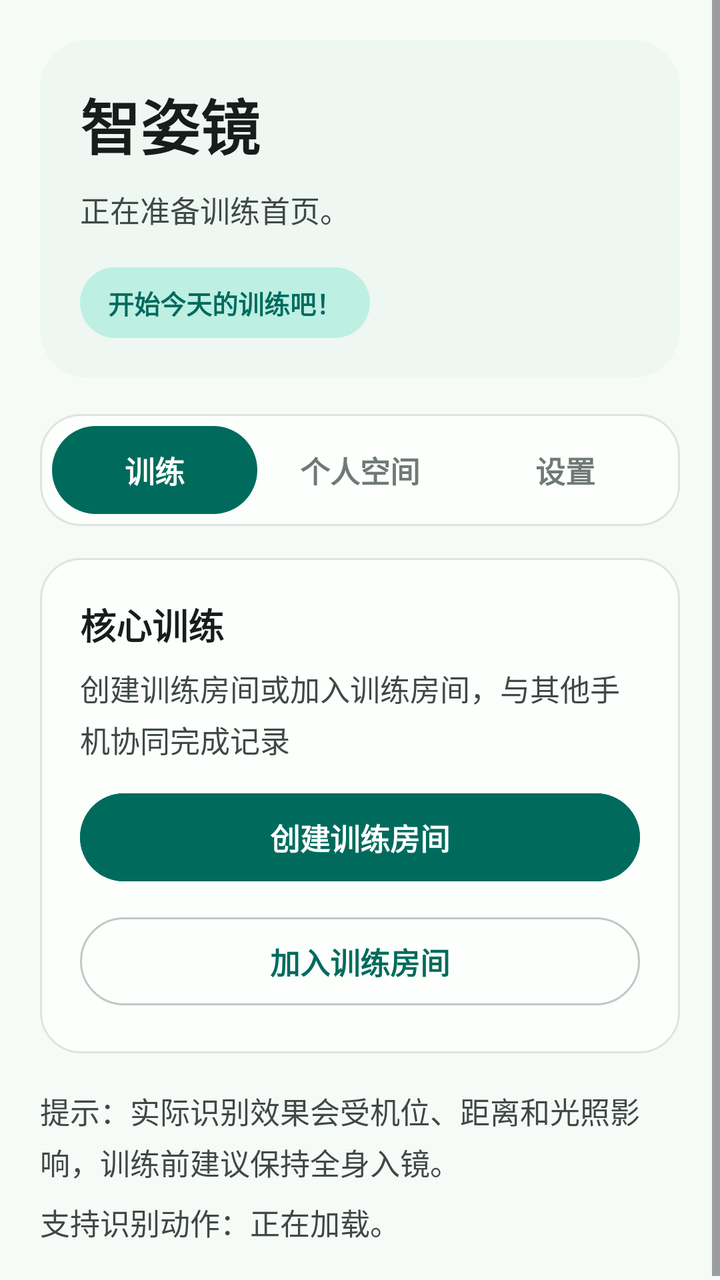
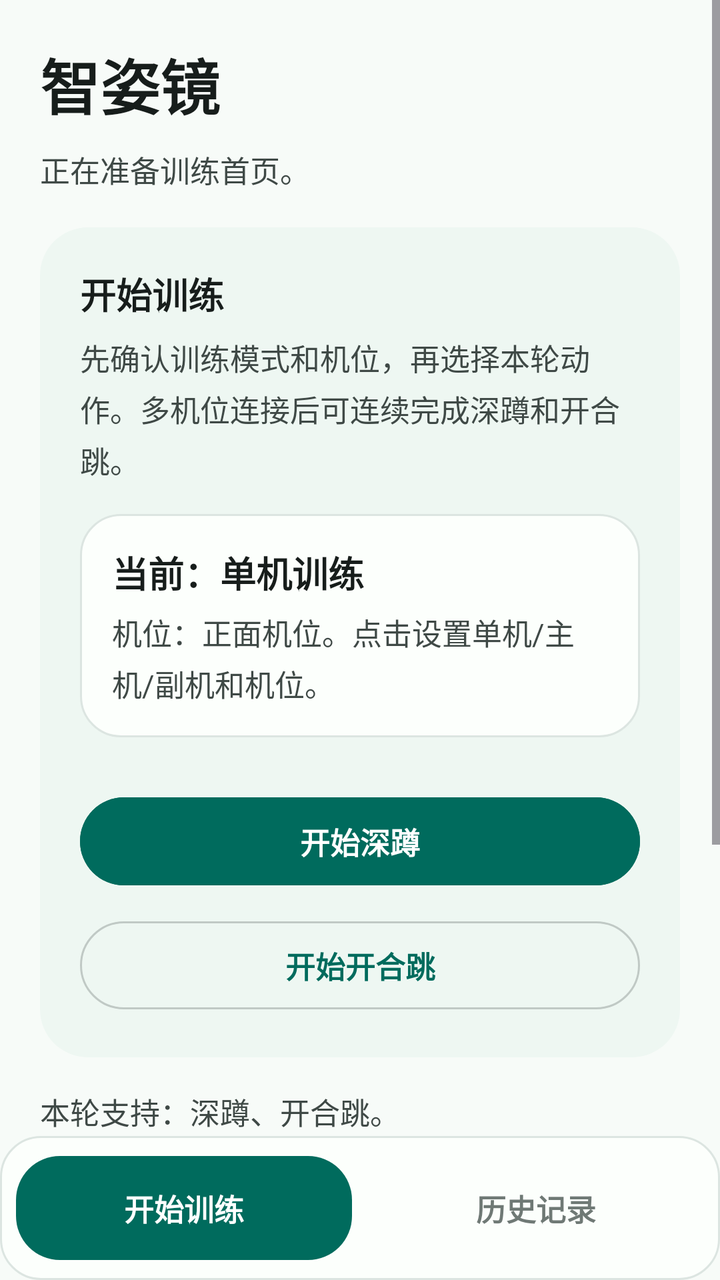

Screens rendered from an Android XML layout before and after an edit, with the pre-edit source and the edit as a unified diff.
<!-- AndroidManifest.xml: application theme Theme.ZhiZiJing -->
<!-- res/layout/activity_main.xml -->
<?xml version="1.0" encoding="utf-8"?>
<ScrollView xmlns:android="http://schemas.android.com/apk/res/android"
    xmlns:tools="http://schemas.android.com/tools"
    android:id="@+id/main"
    android:layout_width="match_parent"
    android:layout_height="match_parent"
    android:background="@color/zzj_background"
    android:fillViewport="true"
    tools:ignore="HardcodedText">

    
    <LinearLayout
        android:layout_width="match_parent"
        android:layout_height="wrap_content"
        android:orientation="vertical"
        android:padding="20dp">

        
        <LinearLayout
            style="@style/ZzjCard"
            android:background="@drawable/bg_zzj_card_soft">

            <TextView
                android:id="@+id/appTitle"
                style="@style/ZzjPageTitle"
                android:text="智姿镜" />

            <TextView
                android:id="@+id/appSummary"
                style="@style/ZzjBodyText"
                android:layout_marginTop="10dp"
                android:text="正在准备训练首页。" />

            <TextView
                android:layout_width="wrap_content"
                android:layout_height="wrap_content"
                android:layout_marginTop="18dp"
                android:background="@drawable/bg_zzj_status_chip"
                android:paddingStart="14dp"
                android:paddingTop="8dp"
                android:paddingEnd="14dp"
                android:paddingBottom="8dp"
                android:text="开始今天的训练吧！"
                android:textColor="@color/zzj_primary"
                android:textSize="13sp"
                android:textStyle="bold" />
        </LinearLayout>

        <LinearLayout
            android:id="@+id/mainTabBar"
            android:layout_width="match_parent"
            android:layout_height="wrap_content"
            android:layout_marginTop="18dp"
            android:background="@drawable/bg_zzj_card"
            android:orientation="horizontal"
            android:padding="6dp">

            <TextView
                android:id="@+id/trainingTab"
                android:layout_width="0dp"
                android:layout_height="44dp"
                android:layout_weight="1"
                android:background="@drawable/bg_zzj_tab_selected"
                android:gravity="center"
                android:text="训练"
                android:textColor="@color/white"
                android:textSize="15sp"
                android:textStyle="bold" />

            <TextView
                android:id="@+id/spaceTab"
                android:layout_width="0dp"
                android:layout_height="44dp"
                android:layout_weight="1"
                android:background="@drawable/bg_zzj_tab_unselected"
                android:gravity="center"
                android:text="个人空间"
                android:textColor="@color/zzj_text_muted"
                android:textSize="15sp"
                android:textStyle="bold" />

            <TextView
                android:id="@+id/settingsTab"
                android:layout_width="0dp"
                android:layout_height="44dp"
                android:layout_weight="1"
                android:background="@drawable/bg_zzj_tab_unselected"
                android:gravity="center"
                android:text="设置"
                android:textColor="@color/zzj_text_muted"
                android:textSize="15sp"
                android:textStyle="bold" />
        </LinearLayout>

        <LinearLayout
            android:id="@+id/trainingPanel"
            style="@style/ZzjCard"
            android:layout_marginTop="16dp">

            <TextView
                style="@style/ZzjSectionTitle"
                android:text="核心训练" />

            <TextView
                style="@style/ZzjBodyText"
                android:layout_marginTop="8dp"
                android:text="创建训练房间或加入训练房间，与其他手机协同完成记录" />

            
            <com.google.android.material.button.MaterialButton
                android:id="@+id/createRoomButton"
                style="@style/ZzjPrimaryButton"
                android:text="创建训练房间" />

            <com.google.android.material.button.MaterialButton
                android:id="@+id/joinRoomButton"
                style="@style/ZzjSecondaryButton"
                android:text="加入训练房间" />

        </LinearLayout>

        <LinearLayout
            android:id="@+id/spacePanel"
            style="@style/ZzjCard"
            android:layout_marginTop="16dp"
            android:visibility="gone">

            <TextView
                style="@style/ZzjSectionTitle"
                android:text="个人空间" />

            <TextView
                style="@style/ZzjBodyText"
                android:layout_marginTop="8dp"
                android:text="在这里，你可以查看自己的训练记录" />

            <com.google.android.material.button.MaterialButton
                android:id="@+id/historyButton"
                style="@style/ZzjPrimaryButton"
                android:text="查看历史记录" />
        </LinearLayout>

        <LinearLayout
            android:id="@+id/settingsPanel"
            style="@style/ZzjCard"
            android:layout_marginTop="16dp"
            android:visibility="gone">

            <TextView
                style="@style/ZzjSectionTitle"
                android:text="应用设置" />

            <TextView
                style="@style/ZzjBodyText"
                android:layout_marginTop="8dp"
                android:text="调整动作识别灵敏度、导出目录和训练素材保存方式。" />

            <com.google.android.material.button.MaterialButton
                android:id="@+id/settingsButton"
                style="@style/ZzjPrimaryButton"
                android:text="进入设置" />

            <com.google.android.material.button.MaterialButton
                android:id="@+id/logoutButton"
                style="@style/ZzjSecondaryButton"
                android:text="退出登录" />
        </LinearLayout>

        <TextView
            style="@style/ZzjBodyText"
            android:layout_marginTop="18dp"
            android:text="提示：实际识别效果会受机位、距离和光照影响，训练前建议保持全身入镜。" />

        <TextView
            android:id="@+id/supportedActionsText"
            style="@style/ZzjBodyText"
            android:layout_marginTop="8dp"
            android:text="支持识别动作：正在加载。" />
    </LinearLayout>
</ScrollView>
<!-- resources referenced by this layout -->
<resources>
  <color name="white">#FFFFFFFF</color>
  <color name="zzj_background">#F7FBF8</color>
  <color name="zzj_primary">#006B5D</color>
  <color name="zzj_text_muted">#6F7975</color>
  <!-- drawable bg_zzj_card (drawable) -->
  <?xml version="1.0" encoding="utf-8"?>
  <shape xmlns:android="http://schemas.android.com/apk/res/android">
      <solid android:color="@color/zzj_surface" />
      <corners android:radius="20dp" />
      <stroke
          android:width="1dp"
          android:color="@color/zzj_border_soft" />
  </shape>
  <!-- drawable bg_zzj_card_soft (drawable) -->
  <?xml version="1.0" encoding="utf-8"?>
  <shape xmlns:android="http://schemas.android.com/apk/res/android">
      <solid android:color="@color/zzj_surface_container" />
      <corners android:radius="24dp" />
  </shape>
  <!-- drawable bg_zzj_status_chip (drawable) -->
  <?xml version="1.0" encoding="utf-8"?>
  <shape xmlns:android="http://schemas.android.com/apk/res/android">
      <solid android:color="@color/zzj_primary_soft" />
      <corners android:radius="24dp" />
  </shape>
  <!-- drawable bg_zzj_tab_selected (drawable) -->
  <?xml version="1.0" encoding="utf-8"?>
  <shape xmlns:android="http://schemas.android.com/apk/res/android">
      <solid android:color="@color/zzj_primary" />
      <corners android:radius="22dp" />
  </shape>
  <!-- drawable bg_zzj_tab_unselected (drawable) -->
  <?xml version="1.0" encoding="utf-8"?>
  <shape xmlns:android="http://schemas.android.com/apk/res/android">
      <solid android:color="@android:color/transparent" />
      <corners android:radius="22dp" />
  </shape>
  <style name="ZzjCard">
          <item name="android:layout_width">match_parent</item>
          <item name="android:layout_height">wrap_content</item>
          <item name="android:background">@drawable/bg_zzj_card</item>
          <item name="android:elevation">0dp</item>
          <item name="android:orientation">vertical</item>
          <item name="android:padding">20dp</item>
      </style>
  <style name="ZzjPageTitle">
          <item name="android:layout_width">match_parent</item>
          <item name="android:layout_height">wrap_content</item>
          <item name="android:textColor">@color/zzj_text_primary</item>
          <item name="android:textSize">30sp</item>
          <item name="android:textStyle">bold</item>
          <item name="android:letterSpacing">0</item>
      </style>
  <style name="ZzjSectionTitle">
          <item name="android:layout_width">match_parent</item>
          <item name="android:layout_height">wrap_content</item>
          <item name="android:textColor">@color/zzj_text_primary</item>
          <item name="android:textSize">18sp</item>
          <item name="android:textStyle">bold</item>
          <item name="android:letterSpacing">0</item>
      </style>
  <style name="Theme.ZhiZiJing" parent="Base.Theme.ZhiZiJing" />
  <color name="zzj_surface">#FCFFFC</color>
  <color name="zzj_border_soft">#DCE5E1</color>
  <color name="zzj_surface_container">#EEF7F2</color>
  <color name="zzj_primary_soft">#BDEFE3</color>
  <color name="zzj_text_secondary">#3F4946</color>
  <color name="zzj_text_primary">#171D1B</color>
  <color name="zzj_on_primary">#FFFFFFFF</color>
  <color name="zzj_on_primary_soft">#00201B</color>
  <color name="zzj_secondary">#4B635D</color>
  <color name="zzj_on_secondary">#FFFFFFFF</color>
  <color name="zzj_secondary_soft">#CDE8DF</color>
  <color name="zzj_accent">#8B5000</color>
  <color name="zzj_accent_soft">#FFDDB4</color>
  <color name="zzj_border">#C0C9C5</color>
  <color name="zzj_error">#BA1A1A</color>
  <color name="zzj_error_soft">#FFDAD6</color>
  <!-- unchanged entries left out for length: 4 -->
</resources>

<!-- the commit's change to res/layout/activity_main.xml (unified diff, before → after) -->
@@ -1,24 +1,24 @@
 <?xml version="1.0" encoding="utf-8"?>
-<ScrollView xmlns:android="http://schemas.android.com/apk/res/android"
+<LinearLayout xmlns:android="http://schemas.android.com/apk/res/android"
     xmlns:tools="http://schemas.android.com/tools"
     android:id="@+id/main"
     android:layout_width="match_parent"
     android:layout_height="match_parent"
     android:background="@color/zzj_background"
-    android:fillViewport="true"
+    android:orientation="vertical"
     tools:ignore="HardcodedText">
 
-    
-    <LinearLayout
+    <ScrollView
         android:layout_width="match_parent"
-        android:layout_height="wrap_content"
-        android:orientation="vertical"
-        android:padding="20dp">
+        android:layout_height="0dp"
+        android:layout_weight="1"
+        android:fillViewport="true">
 
-        
         <LinearLayout
-            style="@style/ZzjCard"
-            android:background="@drawable/bg_zzj_card_soft">
+            android:layout_width="match_parent"
+            android:layout_height="wrap_content"
+            android:orientation="vertical"
+            android:padding="20dp">
 
             <TextView
                 android:id="@+id/appTitle"
@@ -31,150 +31,125 @@
                 android:layout_marginTop="10dp"
                 android:text="正在准备训练首页。" />
 
-            <TextView
-                android:layout_width="wrap_content"
-                android:layout_height="wrap_content"
+            <LinearLayout
+                android:id="@+id/trainingPanel"
+                style="@style/ZzjCard"
                 android:layout_marginTop="18dp"
-                android:background="@drawable/bg_zzj_status_chip"
-                android:paddingStart="14dp"
-                android:paddingTop="8dp"
-                android:paddingEnd="14dp"
-                android:paddingBottom="8dp"
-                android:text="开始今天的训练吧！"
-                android:textColor="@color/zzj_primary"
-                android:textSize="13sp"
-                android:textStyle="bold" />
-        </LinearLayout>
+                android:background="@drawable/bg_zzj_card_soft">
 
-        <LinearLayout
-            android:id="@+id/mainTabBar"
-            android:layout_width="match_parent"
-            android:layout_height="wrap_content"
-            android:layout_marginTop="18dp"
-            android:background="@drawable/bg_zzj_card"
-            android:orientation="horizontal"
-            android:padding="6dp">
+                <TextView
+                    style="@style/ZzjSectionTitle"
+                    android:text="开始训练" />
+
+                <TextView
+                    style="@style/ZzjBodyText"
+                    android:layout_marginTop="8dp"
+                    android:text="先确认训练模式和机位，再选择本轮动作。多机位连接后可连续完成深蹲和开合跳。" />
+
+                <LinearLayout
+                    android:id="@+id/modeCard"
+                    android:layout_width="match_parent"
+                    android:layout_height="wrap_content"
+                    android:layout_marginTop="16dp"
+                    android:background="@drawable/bg_zzj_card"
+                    android:clickable="true"
+                    android:focusable="true"
+                    android:orientation="vertical"
+                    android:padding="16dp">
+
+                    <TextView
+                        android:id="@+id/modeTitleText"
+                        style="@style/ZzjSectionTitle"
+                        android:text="当前：单机训练" />
+
+                    <TextView
+                        android:id="@+id/modeSummaryText"
+                        style="@style/ZzjBodyText"
+                        android:layout_marginTop="6dp"
+                        android:text="机位：正面机位。点击设置单机/主机/副机和机位。" />
+                </LinearLayout>
+
+                <LinearLayout
+                    android:id="@+id/hostActionPanel"
+                    android:layout_width="match_parent"
+                    android:layout_height="wrap_content"
+                    android:layout_marginTop="14dp"
+                    android:orientation="vertical">
+
+                    <com.google.android.material.button.MaterialButton
+                        android:id="@+id/startSquatButton"
+                        style="@style/ZzjPrimaryButton"
+                        android:text="开始深蹲" />
+
+                    <com.google.android.material.button.MaterialButton
+                        android:id="@+id/startJumpingJackButton"
+                        style="@style/ZzjSecondaryButton"
+                        android:text="开始开合跳" />
+                </LinearLayout>
+
+                <com.google.android.material.button.MaterialButton
+                    android:id="@+id/startFollowerButton"
+                    style="@style/ZzjPrimaryButton"
+                    android:text="开始副机采集"
+                    android:visibility="gone" />
+            </LinearLayout>
 
             <TextView
-                android:id="@+id/trainingTab"
-                android:layout_width="0dp"
-                android:layout_height="44dp"
-                android:layout_weight="1"
-                android:background="@drawable/bg_zzj_tab_selected"
-                android:gravity="center"
-                android:text="训练"
-                android:textColor="@color/white"
-                android:textSize="15sp"
-                android:textStyle="bold" />
-
-            <TextView
-                android:id="@+id/spaceTab"
-                android:layout_width="0dp"
-                android:layout_height="44dp"
-                android:layout_weight="1"
-                android:background="@drawable/bg_zzj_tab_unselected"
-                android:gravity="center"
-                android:text="个人空间"
-                android:textColor="@color/zzj_text_muted"
-                android:textSize="15sp"
-                android:textStyle="bold" />
-
-            <TextView
-                android:id="@+id/settingsTab"
-                android:layout_width="0dp"
-                android:layout_height="44dp"
-                android:layout_weight="1"
-                android:background="@drawable/bg_zzj_tab_unselected"
-                android:gravity="center"
-                android:text="设置"
-                android:textColor="@color/zzj_text_muted"
-                android:textSize="15sp"
-                android:textStyle="bold" />
-        </LinearLayout>
-
-        <LinearLayout
-            android:id="@+id/trainingPanel"
-            style="@style/ZzjCard"
-            android:layout_marginTop="16dp">
-
-            <TextView
-                style="@style/ZzjSectionTitle"
-                android:text="核心训练" />
+                android:id="@+id/supportedActionsText"
+                style="@style/ZzjBodyText"
+                android:layout_marginTop="16dp"
+                android:text="本轮支持：深蹲、开合跳。" />
 
             <TextView
                 style="@style/ZzjBodyText"
                 android:layout_marginTop="8dp"
-                android:text="创建训练房间或加入训练房间，与其他手机协同完成记录" />
-
-            
-            <com.google.android.material.button.MaterialButton
-                android:id="@+id/createRoomButton"
-                style="@style/ZzjPrimaryButton"
-                android:text="创建训练房间" />
-
-            <com.google.android.material.button.MaterialButton
-                android:id="@+id/joinRoomButton"
-                style="@style/ZzjSecondaryButton"
-                android:text="加入训练房间" />
-
-        </LinearLayout>
-
-        <LinearLayout
-            android:id="@+id/spacePanel"
-            style="@style/ZzjCard"
-            android:layout_marginTop="16dp"
-            android:visibility="gone">
-
-            <TextView
-                style="@style/ZzjSectionTitle"
-                android:text="个人空间" />
-
-            <TextView
-                style="@style/ZzjBodyText"
-                android:layout_marginTop="8dp"
-                android:text="在这里，你可以查看自己的训练记录" />
-
-            <com.google.android.material.button.MaterialButton
-                android:id="@+id/historyButton"
-                style="@style/ZzjPrimaryButton"
-                android:text="查看历史记录" />
-        </LinearLayout>
-
-        <LinearLayout
-            android:id="@+id/settingsPanel"
-            style="@style/ZzjCard"
-            android:layout_marginTop="16dp"
-            android:visibility="gone">
-
-            <TextView
-                style="@style/ZzjSectionTitle"
-                android:text="应用设置" />
-
-            <TextView
-                style="@style/ZzjBodyText"
-                android:layout_marginTop="8dp"
-                android:text="调整动作识别灵敏度、导出目录和训练素材保存方式。" />
+                android:text="提示：验收演示建议先使用单机或主机的明确动作模式，不再依赖自动识别判断训练类型。" />
 
             <com.google.android.material.button.MaterialButton
                 android:id="@+id/settingsButton"
-                style="@style/ZzjPrimaryButton"
+                style="@style/ZzjTextButton"
+                android:layout_marginTop="18dp"
                 android:text="进入设置" />
 
             <com.google.android.material.button.MaterialButton
                 android:id="@+id/logoutButton"
-                style="@style/ZzjSecondaryButton"
+                style="@style/ZzjTextButton"
                 android:text="退出登录" />
         </LinearLayout>
+    </ScrollView>
+
+    <LinearLayout
+        android:id="@+id/mainTabBar"
+        android:layout_width="match_parent"
+        android:layout_height="72dp"
+        android:background="@drawable/bg_zzj_card"
+        android:gravity="center"
+        android:orientation="horizontal"
+        android:padding="8dp">
 
         <TextView
-            style="@style/ZzjBodyText"
-            android:layout_marginTop="18dp"
-            android:text="提示：实际识别效果会受机位、距离和光照影响，训练前建议保持全身入镜。" />
+            android:id="@+id/startTab"
+            android:layout_width="0dp"
+            android:layout_height="52dp"
+            android:layout_weight="1"
+            android:background="@drawable/bg_zzj_tab_selected"
+            android:gravity="center"
+            android:text="开始训练"
+            android:textColor="@color/zzj_on_primary"
+            android:textSize="15sp"
+            android:textStyle="bold" />
 
         <TextView
-            android:id="@+id/supportedActionsText"
-            style="@style/ZzjBodyText"
-            android:layout_marginTop="8dp"
-            android:text="支持识别动作：正在加载。" />
+            android:id="@+id/historyTab"
+            android:layout_width="0dp"
+            android:layout_height="52dp"
+            android:layout_marginStart="8dp"
+            android:layout_weight="1"
+            android:background="@drawable/bg_zzj_tab_unselected"
+            android:gravity="center"
+            android:text="历史记录"
+            android:textColor="@color/zzj_text_muted"
+            android:textSize="15sp"
+            android:textStyle="bold" />
     </LinearLayout>
-</ScrollView>
+</LinearLayout>
<!-- resource entries referenced after the edit -->
@@ -1,6 +1,5 @@
 <!-- resources referenced by this layout -->
 <resources>
-  <color name="white">#FFFFFFFF</color>
   <color name="zzj_background">#F7FBF8</color>
   <color name="zzj_primary">#006B5D</color>
   <color name="zzj_text_muted">#6F7975</color>
@@ -17,12 +16,6 @@
   <?xml version="1.0" encoding="utf-8"?>
   <shape xmlns:android="http://schemas.android.com/apk/res/android">
       <solid android:color="@color/zzj_surface_container" />
-      <corners android:radius="24dp" />
-  </shape>
-  <!-- drawable bg_zzj_status_chip (drawable) -->
-  <?xml version="1.0" encoding="utf-8"?>
-  <shape xmlns:android="http://schemas.android.com/apk/res/android">
-      <solid android:color="@color/zzj_primary_soft" />
       <corners android:radius="24dp" />
   </shape>
   <!-- drawable bg_zzj_tab_selected (drawable) -->
@@ -61,6 +54,16 @@
           <item name="android:textStyle">bold</item>
           <item name="android:letterSpacing">0</item>
       </style>
+  <style name="ZzjTextButton" parent="Widget.Material3.Button.TextButton">
+          <item name="android:layout_width">match_parent</item>
+          <item name="android:layout_height">48dp</item>
+          <item name="android:layout_marginTop">8dp</item>
+          <item name="android:textColor">@color/zzj_text_secondary</item>
+          <item name="android:textSize">15sp</item>
+          <item name="android:letterSpacing">0</item>
+          <item name="android:textAllCaps">false</item>
+          <item name="cornerRadius">24dp</item>
+      </style>
   <style name="Theme.ZhiZiJing" parent="Base.Theme.ZhiZiJing" />
   <color name="zzj_surface">#FCFFFC</color>
   <color name="zzj_border_soft">#DCE5E1</color>
